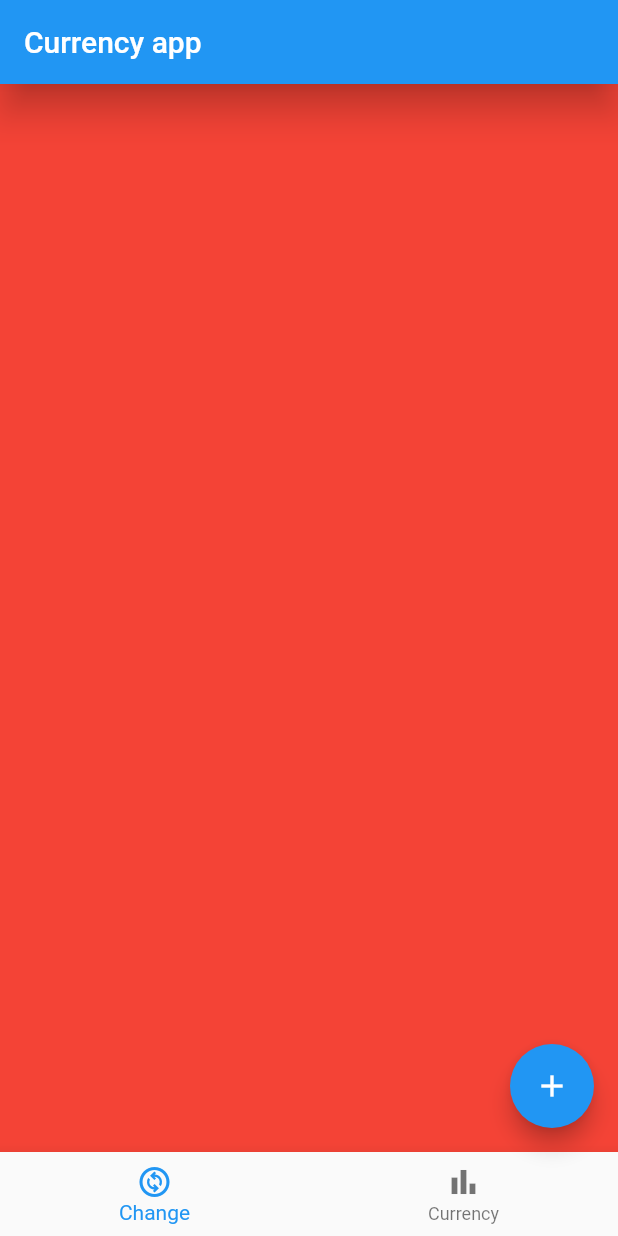
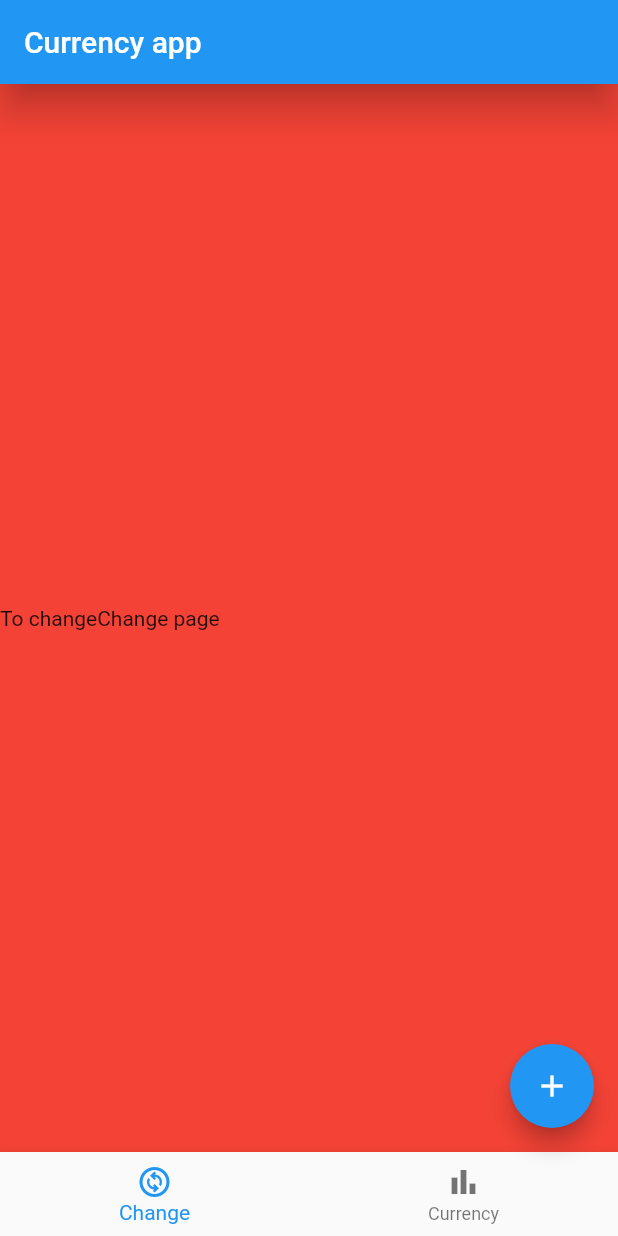
Before and after one commit to crefter/currency_app, a Flutter app: the screen it shows after launch, on a phone screen of 412 x 824 dp. Run offline on Flutter 3.47's test engine with Material 2 defaults, Android fonts, the phone set to English and light mode, and no system bars; our stand-ins replace flutter_bloc, get_it.

```diff
--- a/lib/views/screens/main_screen/tabs/change_page/change_page.dart
+++ b/lib/views/screens/main_screen/tabs/change_page/change_page.dart
@@ -8,6 +8,14 @@ class ChangePage extends StatelessWidget {
   Widget build(BuildContext context) {
     return Container(
       decoration: BoxDecoration(color: Colors.red),
+      child: Row(
+        children: [
+          Text('To change'),
+          Center(
+            child: Text('Change page'),
+          ),
+        ],
+      ),
     );
   }
 }
--- a/lib/views/screens/main_screen/tabs/currency_page/currency_page.dart
+++ b/lib/views/screens/main_screen/tabs/currency_page/currency_page.dart
@@ -8,6 +8,9 @@ class CurrencyPage extends StatelessWidget {
   Widget build(BuildContext context) {
     return Container(
       decoration: BoxDecoration(color: Colors.yellow),
+      child: Center(
+        child: Text('Currency page'),
+      ),
     );
   }
 }
```
